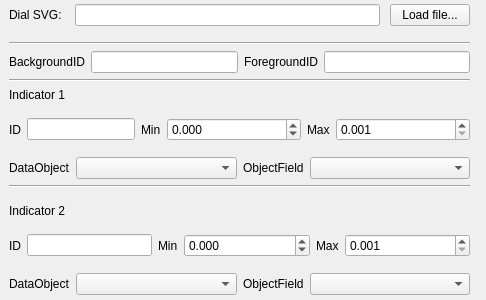
Above: ground/src/plugins/airspeed/airspeedgadgetoptionspage.ui from openpilot/OpenPilot before the change. Below: the same form after it.
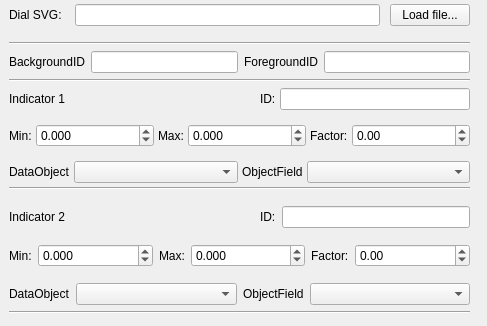
That is the form after the change.

Commit message: Less agressive smoothing on the dials, add a factor option to dials for quick unit conversion, and allow negative max value for range settings.

```diff
--- a/ground/src/plugins/airspeed/airspeedgadgetoptionspage.ui
+++ b/ground/src/plugins/airspeed/airspeedgadgetoptionspage.ui
@@ -6,8 +6,8 @@
    <rect>
     <x>0</x>
     <y>0</y>
-    <width>486</width>
-    <height>300</height>
+    <width>487</width>
+    <height>326</height>
    </rect>
   </property>
   <property name="sizePolicy">
@@ -25,7 +25,7 @@
      <x>-1</x>
      <y>-1</y>
      <width>481</width>
-     <height>339</height>
+     <height>354</height>
     </rect>
    </property>
    <layout class="QVBoxLayout" name="verticalLayout" stretch="0,0,0,0,0,0,0">
@@ -114,6 +114,9 @@
     </item>
     <item>
      <layout class="QVBoxLayout" name="verticalLayout_2">
+      <property name="spacing">
+       <number>4</number>
+      </property>
       <property name="rightMargin">
        <number>0</number>
       </property>
@@ -121,38 +124,67 @@
        <number>10</number>
       </property>
       <item>
-       <widget class="QLabel" name="label_4">
-        <property name="text">
-         <string>Indicator 1</string>
-        </property>
-       </widget>
-      </item>
-      <item>
-       <layout class="QHBoxLayout" name="horizontalLayout_3">
-        <property name="topMargin">
-         <number>10</number>
-        </property>
+       <layout class="QHBoxLayout" name="horizontalLayout_5">
+        <item>
+         <widget class="QLabel" name="label_4">
+          <property name="text">
+           <string>Indicator 1</string>
+          </property>
+         </widget>
+        </item>
+        <item>
+         <spacer name="horizontalSpacer">
+          <property name="orientation">
+           <enum>Qt::Horizontal</enum>
+          </property>
+          <property name="sizeHint" stdset="0">
+           <size>
+            <width>40</width>
+            <height>20</height>
+           </size>
+          </property>
+         </spacer>
+        </item>
         <item>
          <widget class="QLabel" name="label_5">
           <property name="text">
-           <string>ID</string>
+           <string>ID:</string>
           </property>
          </widget>
         </item>
         <item>
          <widget class="QLineEdit" name="needle1ID">
           <property name="sizePolicy">
-           <sizepolicy hsizetype="Minimum" vsizetype="Fixed">
+           <sizepolicy hsizetype="MinimumExpanding" vsizetype="Fixed">
             <horstretch>0</horstretch>
             <verstretch>0</verstretch>
            </sizepolicy>
           </property>
+          <property name="minimumSize">
+           <size>
+            <width>50</width>
+            <height>0</height>
+           </size>
+          </property>
+          <property name="maximumSize">
+           <size>
+            <width>16777215</width>
+            <height>16777215</height>
+           </size>
+          </property>
          </widget>
         </item>
+       </layout>
+      </item>
+      <item>
+       <layout class="QHBoxLayout" name="horizontalLayout_3">
+        <property name="topMargin">
+         <number>10</number>
+        </property>
         <item>
          <widget class="QLabel" name="label_6">
           <property name="text">
-           <string>Min</string>
+           <string>Min:</string>
           </property>
          </widget>
         </item>
@@ -178,7 +210,7 @@
         <item>
          <widget class="QLabel" name="label_7">
           <property name="text">
-           <string>Max</string>
+           <string>Max:</string>
           </property>
          </widget>
         </item>
@@ -194,7 +226,30 @@
            <number>3</number>
           </property>
           <property name="minimum">
-           <double>0.001000000000000</double>
+           <double>-100000.000000000000000</double>
+          </property>
+          <property name="maximum">
+           <double>100000.000000000000000</double>
+          </property>
+         </widget>
+        </item>
+        <item>
+         <widget class="QLabel" name="label_10">
+          <property name="text">
+           <string>Factor:</string>
+          </property>
+         </widget>
+        </item>
+        <item>
+         <widget class="QDoubleSpinBox" name="factor1">
+          <property name="sizePolicy">
+           <sizepolicy hsizetype="MinimumExpanding" vsizetype="Fixed">
+            <horstretch>0</horstretch>
+            <verstretch>0</verstretch>
+           </sizepolicy>
+          </property>
+          <property name="minimum">
+           <double>-100000.000000000000000</double>
           </property>
           <property name="maximum">
            <double>100000.000000000000000</double>
@@ -262,21 +317,31 @@
        <number>10</number>
       </property>
       <item>
-       <widget class="QLabel" name="label_16">
-        <property name="text">
-         <string>Indicator 2</string>
-        </property>
-       </widget>
-      </item>
-      <item>
-       <layout class="QHBoxLayout" name="horizontalLayout_7">
-        <property name="topMargin">
-         <number>10</number>
-        </property>
+       <layout class="QHBoxLayout" name="horizontalLayout_6">
+        <item>
+         <widget class="QLabel" name="label_16">
+          <property name="text">
+           <string>Indicator 2</string>
+          </property>
+         </widget>
+        </item>
+        <item>
+         <spacer name="horizontalSpacer_2">
+          <property name="orientation">
+           <enum>Qt::Horizontal</enum>
+          </property>
+          <property name="sizeHint" stdset="0">
+           <size>
+            <width>40</width>
+            <height>20</height>
+           </size>
+          </property>
+         </spacer>
+        </item>
         <item>
          <widget class="QLabel" name="label_17">
           <property name="text">
-           <string>ID</string>
+           <string>ID:</string>
           </property>
          </widget>
         </item>
@@ -290,10 +355,17 @@
           </property>
          </widget>
         </item>
+       </layout>
+      </item>
+      <item>
+       <layout class="QHBoxLayout" name="horizontalLayout_7">
+        <property name="topMargin">
+         <number>10</number>
+        </property>
         <item>
          <widget class="QLabel" name="label_18">
           <property name="text">
-           <string>Min</string>
+           <string>Min:</string>
           </property>
          </widget>
         </item>
@@ -319,7 +391,7 @@
         <item>
          <widget class="QLabel" name="label_19">
           <property name="text">
-           <string>Max</string>
+           <string>Max:</string>
           </property>
          </widget>
         </item>
@@ -335,7 +407,30 @@
            <number>3</number>
           </property>
           <property name="minimum">
-           <double>0.001000000000000</double>
+           <double>-100000.000000000000000</double>
+          </property>
+          <property name="maximum">
+           <double>100000.000000000000000</double>
+          </property>
+         </widget>
+        </item>
+        <item>
+         <widget class="QLabel" name="label_11">
+          <property name="text">
+           <string>Factor:</string>
+          </property>
+         </widget>
+        </item>
+        <item>
+         <widget class="QDoubleSpinBox" name="factor2">
+          <property name="sizePolicy">
+           <sizepolicy hsizetype="MinimumExpanding" vsizetype="Fixed">
+            <horstretch>0</horstretch>
+            <verstretch>0</verstretch>
+           </sizepolicy>
+          </property>
+          <property name="minimum">
+           <double>-100000.000000000000000</double>
           </property>
           <property name="maximum">
            <double>100000.000000000000000</double>
```
The commit also changes 6 other files.
